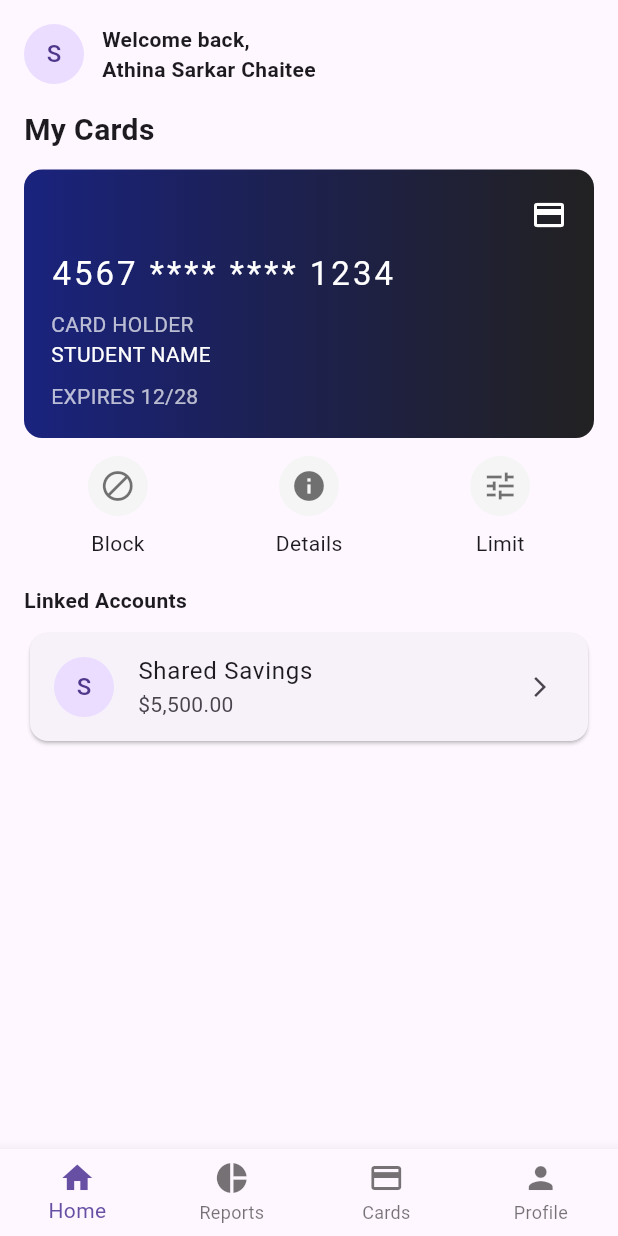
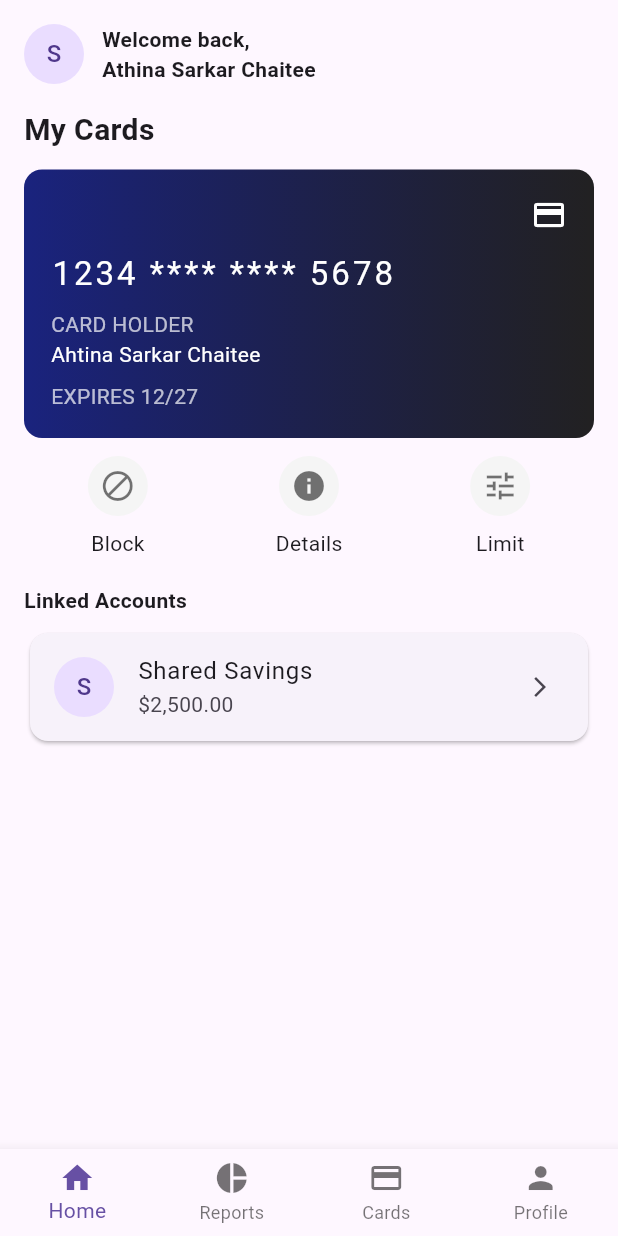
Before and after one commit to Athina-Sarkar-Chaitee/assignment-two-flutter-UI-Athina_Sarkar_Chaitee_2220940, a Flutter app: the screen it shows after launch, swiped to page 3, on a phone screen of 412 x 824 dp. Run offline on Flutter 3.47's test engine with Material 3 defaults, Android fonts, the phone set to English and light mode, and no system bars.

Commit message:
scren3 fixed

```diff
--- a/lib/screens/cards_screen.dart
+++ b/lib/screens/cards_screen.dart
@@ -25,7 +25,7 @@ class CardsScreen extends StatelessWidget {
             const Text('My Cards', style: TextStyle(fontSize: 20, fontWeight: FontWeight.bold)),
             const SizedBox(height: 12),
 
-            // Demo card appearance
+            //  card appearance
             Container(
               width: double.infinity,
               padding: const EdgeInsets.all(18),
@@ -41,12 +41,12 @@ class CardsScreen extends StatelessWidget {
                     child: Icon(Icons.credit_card, color: Colors.white),
                   ),
                   SizedBox(height: 12),
-                  Text('4567 **** **** 1234', style: TextStyle(color: Colors.white, fontSize: 22, letterSpacing: 2)),
+                  Text('1234 **** **** 5678', style: TextStyle(color: Colors.white, fontSize: 22, letterSpacing: 2)),
                   SizedBox(height: 8),
                   Text('CARD HOLDER', style: TextStyle(color: Colors.white70)),
-                  Text('STUDENT NAME', style: TextStyle(color: Colors.white)),
+                  Text('Ahtina Sarkar Chaitee', style: TextStyle(color: Colors.white)),
                   SizedBox(height: 8),
-                  Text('EXPIRES 12/28', style: TextStyle(color: Colors.white70)),
+                  Text('EXPIRES 12/27', style: TextStyle(color: Colors.white70)),
                 ],
               ),
             ),
@@ -70,7 +70,7 @@ class CardsScreen extends StatelessWidget {
               child: ListTile(
                 leading: const CircleAvatar(child: Text('S')),
                 title: const Text('Shared Savings'),
-                subtitle: const Text('\$5,500.00'),
+                subtitle: const Text('\$2,500.00'),
                 trailing: const Icon(Icons.arrow_forward_ios, size: 16),
                 onTap: () {},
               ),
```
